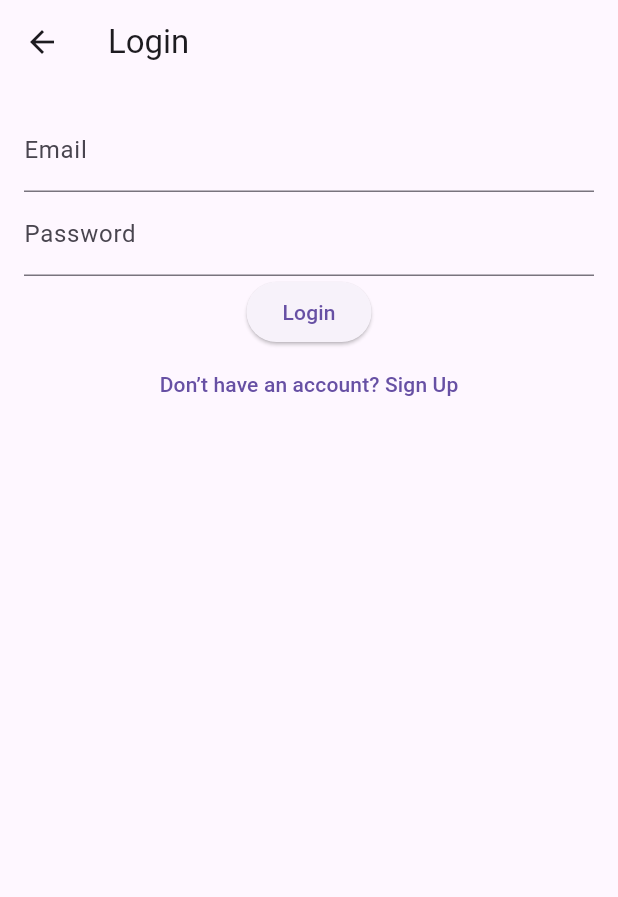
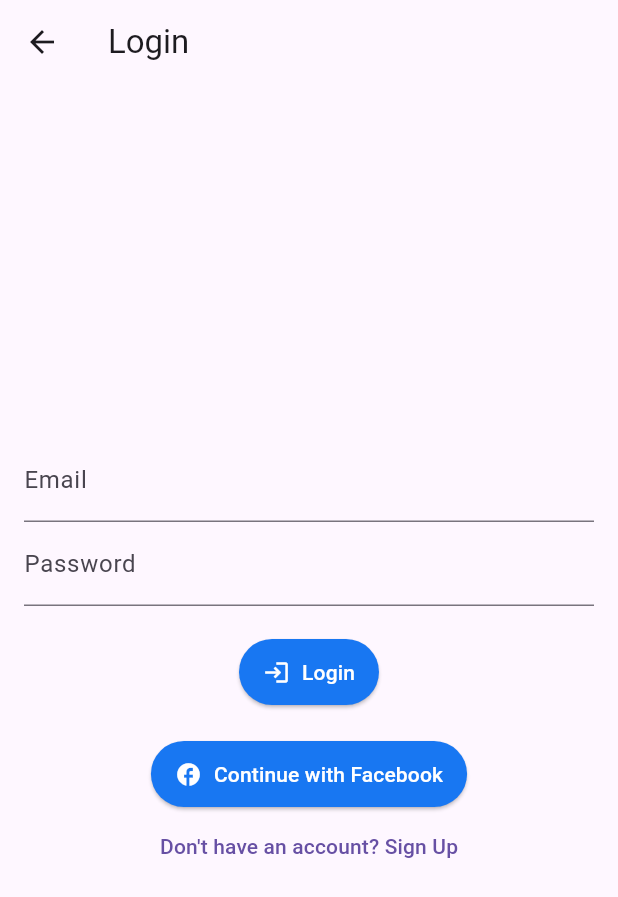
Before and after one commit to nk-glitch/digits_and_dunes, a Flutter app: the screen it shows after launch, after a tap on "Play", on a phone screen of 412 x 824 dp. Shown: the top 897 px of the screen. Run offline on Flutter 3.47's test engine with Material 3 defaults, Android fonts, the phone set to English and light mode, and no system bars; our stand-ins replace cloud_firestore, firebase_auth, firebase_core; missing offline and left inert: flutter_facebook_auth; accounts and stored records are empty.

Commit message:
facebook

```diff
--- a/lib/views/login_page.dart
+++ b/lib/views/login_page.dart
@@ -23,6 +23,7 @@ class _LoginPageState extends State<LoginPage> {
       body: Padding(
         padding: const EdgeInsets.all(16.0),
         child: Column(
+          mainAxisAlignment: MainAxisAlignment.center,
           children: [
             TextField(
               controller: _emailController,
@@ -38,7 +39,9 @@ class _LoginPageState extends State<LoginPage> {
                 _error!,
                 style: const TextStyle(color: Colors.red),
               ),
-            ElevatedButton(
+            const SizedBox(height: 20),
+
+            ElevatedButton.icon(
               onPressed: () async {
                 String? error = await authViewModel.login(
                   _emailController.text,
@@ -51,12 +54,36 @@ class _LoginPageState extends State<LoginPage> {
                   setState(() => _error = error); // Keep error handling
                 }
               },
-              child: const Text('Login'),
+              icon: const Icon(Icons.login, color: Colors.white),
+              label: const Text('Login'),
+              style: ElevatedButton.styleFrom(
+                backgroundColor: const Color(0xFF1877F2), // Facebook blue
+                foregroundColor: Colors.white,
+                padding: const EdgeInsets.symmetric(horizontal: 16, vertical: 12),
+              ),
+            ),
+
+            const SizedBox(height: 20),
+
+            ElevatedButton.icon(
+              onPressed: () async {
+                final user = await authViewModel.signInWithFacebook();
+                if (user != null && mounted) {
+                  Navigator.pushReplacementNamed(context, '/home');
+                }
+              },
+              icon: const Icon(Icons.facebook, color: Colors.white),
+              label: const Text('Continue with Facebook'),
+              style: ElevatedButton.styleFrom(
+                backgroundColor: const Color(0xFF1877F2), // Facebook blue
+                foregroundColor: Colors.white,
+                padding: const EdgeInsets.symmetric(horizontal: 16, vertical: 12),
+              ),
             ),
 
             TextButton(
               onPressed: () => Navigator.pushNamed(context, '/signup'),
-              child: const Text('Don’t have an account? Sign Up'),
+              child: const Text("Don't have an account? Sign Up"),
             ),
           ],
         ),
--- a/lib/views/treasure_room_page.dart
+++ b/lib/views/treasure_room_page.dart
@@ -106,8 +106,8 @@ class TreasureRoomPage extends StatelessWidget {
           child: LayoutBuilder(
             builder: (context, constraints) {
               return Column(
-                mainAxisAlignment: MainAxisAlignment.center,
-                children: [
+          mainAxisAlignment: MainAxisAlignment.center,
+          children: [
                   SizedBox(
                     height: constraints.maxHeight * 0.5,
                     child: Stack(
@@ -154,7 +154,7 @@ class TreasureRoomPage extends StatelessWidget {
                     Padding(
                       padding: const EdgeInsets.only(top: 4),
                       child: Row(
-                        mainAxisAlignment: MainAxisAlignment.center,
+              mainAxisAlignment: MainAxisAlignment.center,
                         children: const [
                           Icon(Icons.star, color: Colors.amber, size: 14),
                           Icon(Icons.star, color: Colors.amber, size: 14),
```
Also changed, not shown: lib/services/player_service.dart (+6 -1 lines), lib/viewmodels/auth_viewmodel.dart (+50 -0 lines), 2 other files.
